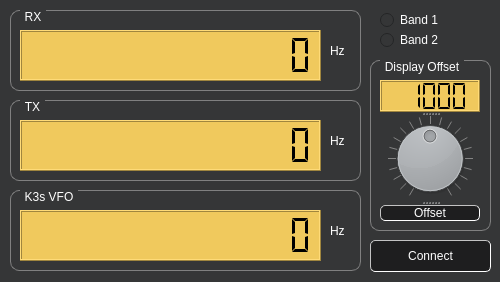
Before: the Qt Designer form QO-100_K3S/widget.ui in M0WGF/RadioOddsAndSods, drawn with Qt 5.
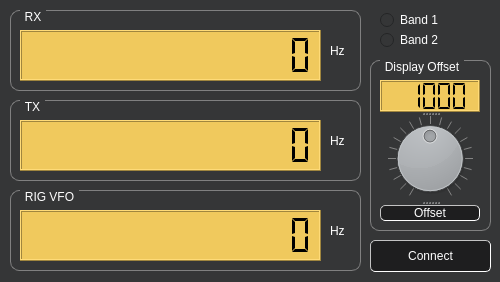
After: the same form once the commit is applied.

Commit message: Changed the QGroupBox name for the rig vfo QLCDNumber from K3s VFO to Rig VFO

What changed in the file:
```diff
--- a/QO-100_K3S/widget.ui
+++ b/QO-100_K3S/widget.ui
@@ -168,7 +168,7 @@
     <string notr="true"/>
    </property>
    <property name="title">
-    <string>K3s VFO</string>
+    <string>RIG VFO</string>
    </property>
    <widget class="QLCDNumber" name="vfo">
     <property name="geometry">
```
The commit also changes 1 other file.
